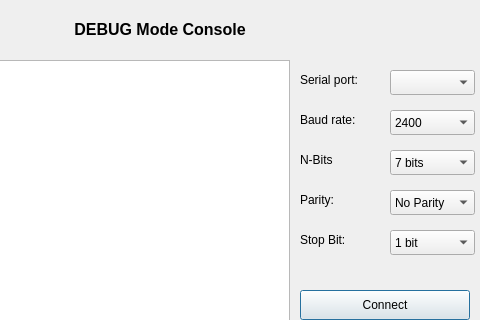
mend0z0/Drone, file Application/_APP_Quadcopter/debug_console.ui: the form before one commit; both pictures show x 160 to 640 and y 0 to 320 of the 640 by 480 pixel window.
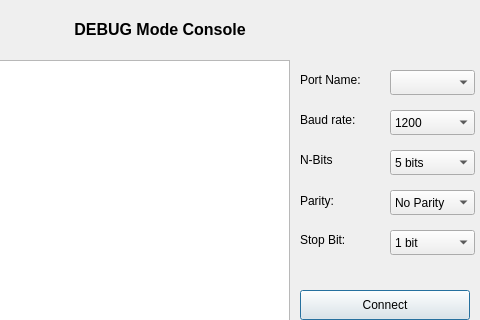
The form after the commit.

Commit message: debug console done, waiting to be debugged and bugs get fixed!

The edit to the form file:
```diff
--- a/Application/_APP_Quadcopter/debug_console.ui
+++ b/Application/_APP_Quadcopter/debug_console.ui
@@ -32,6 +32,11 @@
      <height>25</height>
     </rect>
    </property>
+   <item>
+    <property name="text">
+     <string>1200</string>
+    </property>
+   </item>
    <item>
     <property name="text">
      <string>2400</string>
@@ -77,6 +82,16 @@
      <height>25</height>
     </rect>
    </property>
+   <item>
+    <property name="text">
+     <string>5 bits</string>
+    </property>
+   </item>
+   <item>
+    <property name="text">
+     <string>6 bits</string>
+    </property>
+   </item>
    <item>
     <property name="text">
      <string>7 bits</string>
@@ -138,7 +153,7 @@
     </rect>
    </property>
    <property name="text">
-    <string>Serial port:</string>
+    <string>Port Name:</string>
    </property>
   </widget>
   <widget class="QLabel" name="label_BaudRate">
@@ -173,7 +188,7 @@
      <x>460</x>
      <y>190</y>
      <width>63</width>
-     <height>20</height>
+     <height>21</height>
     </rect>
    </property>
    <property name="text">
```
Left out of the diff: 31 changed lines with no effect on the pictures. The commit also changes 2 other files.
